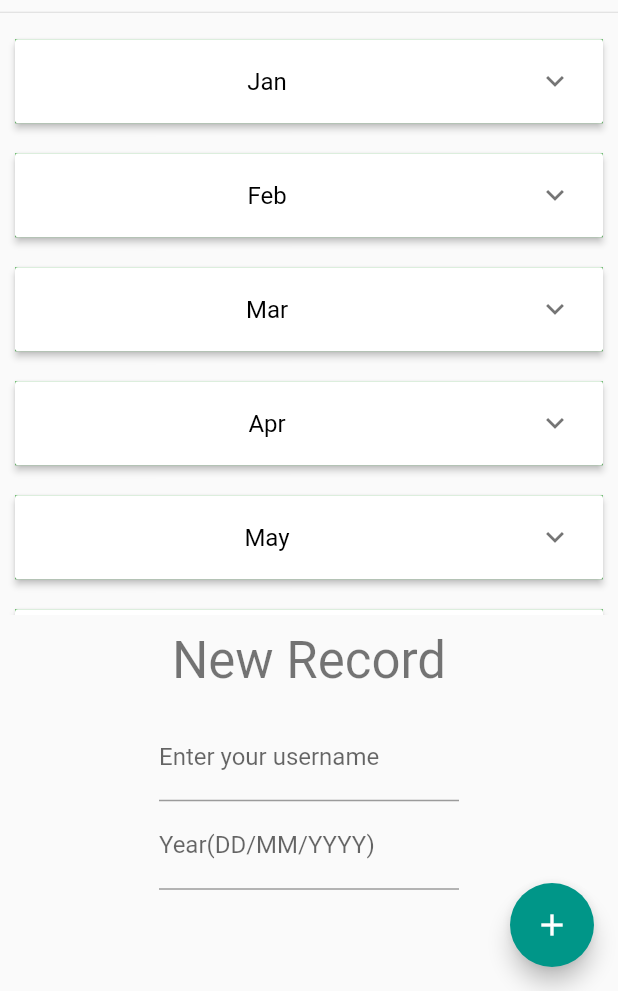
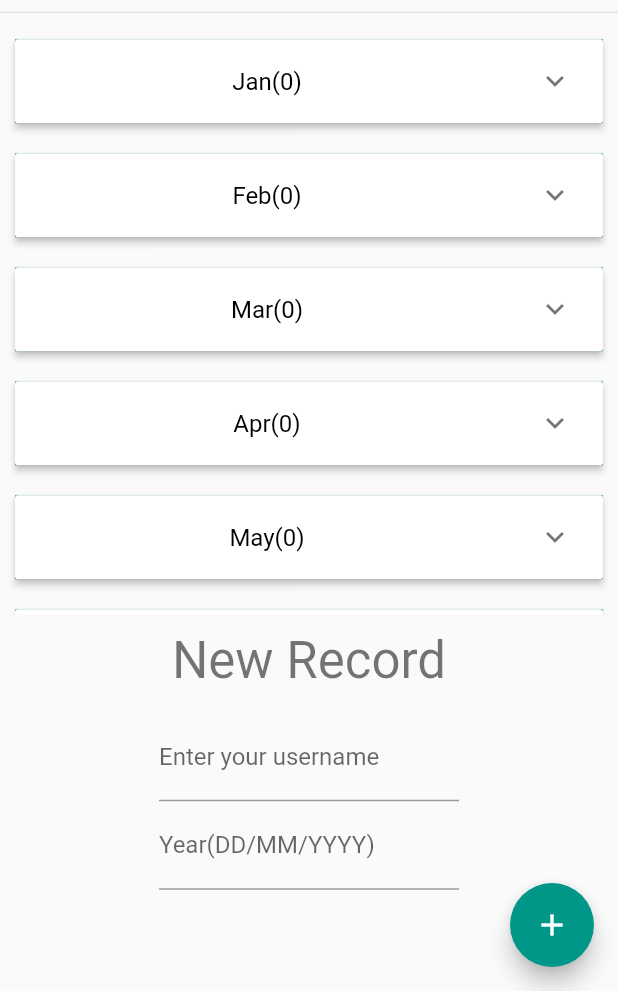
Before and after one commit to issacto/birthday-reminder, a Flutter app: the screen it shows after launch, on a phone screen of 412 x 824 dp, the part 245-1236 px from its top. Run offline on Flutter 3.47's test engine with Material 2 defaults, Android fonts, the phone set to English and light mode, and no system bars; missing offline and left inert: flutter_expansion_panel_demo.

Commit message:
birthday list (without sort)

```diff
--- a/lib/main.dart
+++ b/lib/main.dart
@@ -62,10 +62,10 @@ class _MyHomePageState extends State<MyHomePage> {
 
   //store  birthday
   void storeBirthday(day, month, year) {
-    var monthList = data[month - 1];
-    print(data);
-    monthList.add({"name": nameTextController.text, "day": day, "year": year});
-    print(data);
+    setState(() {
+      data[month - 1]
+          .add({"name": nameTextController.text, "day": day, "year": year});
+    });
   }
 
   //verify the month of the input from uaser
@@ -179,26 +179,71 @@ class _MyHomePageState extends State<MyHomePage> {
                               margin: EdgeInsets.all(10),
                               color: Colors.green,
                               child: ExpansionPanelList(
-                                animationDuration: Duration(milliseconds: 2000),
+                                animationDuration: Duration(milliseconds: 1000),
                                 children: [
+                                  if (data[index].length == 0) ...[
                                     ExpansionPanel(
                                       headerBuilder: (context, isExpanded) {
                                         return ListTile(
                                             title: new Center(
                                           child: new Text(
-                                          monthsList[index],
-                                          style: TextStyle(color: Colors.black),
+                                            monthsList[index] +
+                                                "(" +
+                                                data[index].length.toString() +
+                                                ")",
+                                            style:
+                                                TextStyle(color: Colors.black),
                                           ),
                                         ));
                                       },
                                       body: ListTile(
-                                      title: Text('Description text',
+                                        title: Text('No birthday this month',
                                             style:
                                                 TextStyle(color: Colors.black)),
                                       ),
                                       isExpanded: monthExpandedList[index],
                                       canTapOnHeader: true,
                                     ),
+                                  ] else ...[
+                                    ExpansionPanel(
+                                      headerBuilder: (context, isExpanded) {
+                                        return ListTile(
+                                            title: new Center(
+                                          child: new Text(
+                                            monthsList[index] +
+                                                "(" +
+                                                data[index].length.toString() +
+                                                ")",
+                                            style:
+                                                TextStyle(color: Colors.green),
+                                          ),
+                                        ));
+                                      },
+                                      body: ListTile(
+                                        title: ListView.builder(
+                                          scrollDirection: Axis.vertical,
+                                          shrinkWrap: true,
+                                          itemCount: data[index].length,
+                                          itemBuilder: (context, newIndex) {
+                                            return new Center(
+                                                child: Text(
+                                              "Name: " +
+                                                  data[index][newIndex]
+                                                      ["name"] +
+                                                  " Birthdate: " +
+                                                  data[index][newIndex]["day"]
+                                                      .toString() +
+                                                  monthsList[index] +
+                                                  data[index][newIndex]["year"]
+                                                      .toString(),
+                                            ));
+                                          },
+                                        ),
+                                      ),
+                                      isExpanded: monthExpandedList[index],
+                                      canTapOnHeader: true,
+                                    ),
+                                  ],
                                 ],
                                 dividerColor: Colors.grey,
                                 expansionCallback: (panelIndex, isExpanded) {
```
Also changed, not shown: 1 other file. Lines whose indentation alone changed are shown as unchanged.
